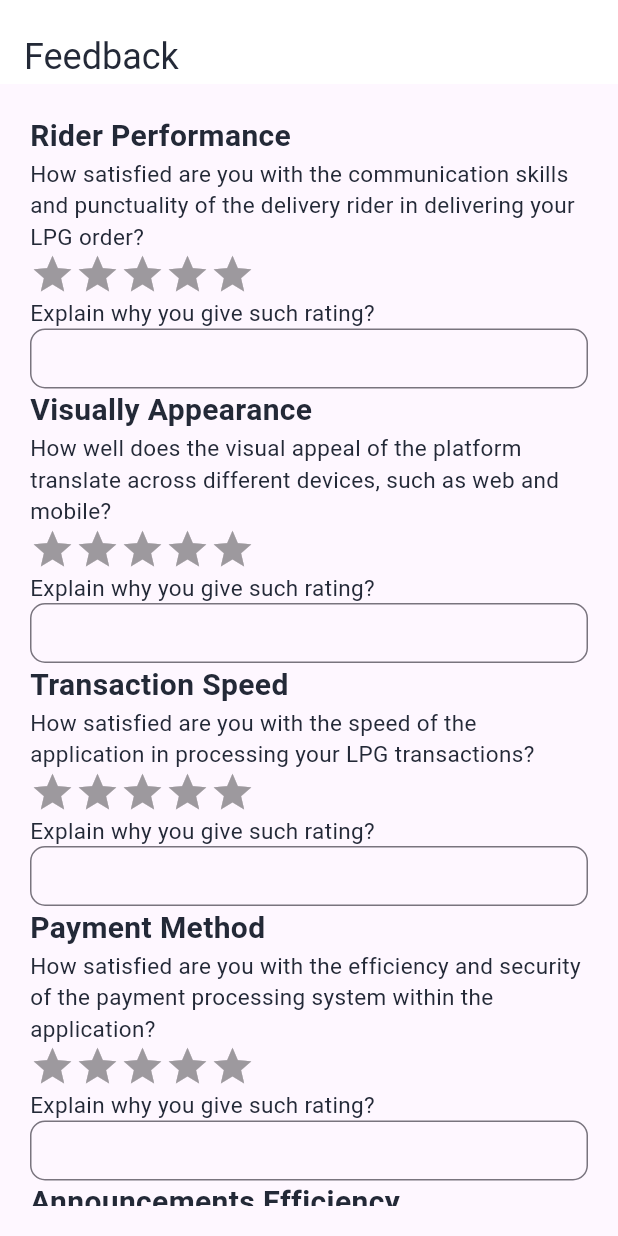
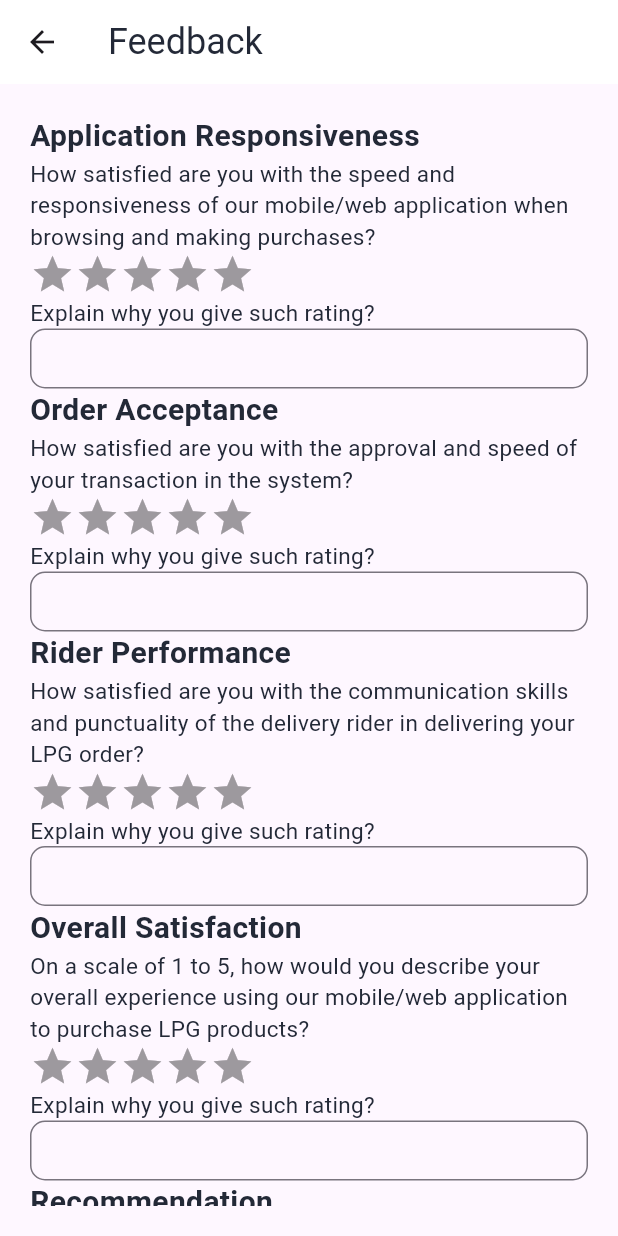
Before and after one commit to mrHeinrichh/J.E-Moral-Customer-Mobile-App, a Flutter app: the FeedbackPage screen opened directly with empty values, on a phone screen of 412 x 824 dp. Run offline on Flutter 3.47's test engine with Material 3 defaults, Android fonts, the phone set to English and light mode, and no system bars; drawn by our look-alikes of flutter_rating_bar; our stand-ins replace carousel_slider, dio, fl_chart, flutter_map, font_awesome_flutter, google_maps_flutter and 6 more; network calls fail.

Commit message:
feedbackQuestionsInsertion

```diff
--- a/lib/view/feedback.page.dart
+++ b/lib/view/feedback.page.dart
@@ -37,11 +37,11 @@ class _FeedbackPageState extends State<FeedbackPage> {
     print(transaction.id);
     return Scaffold(
       appBar: AppBar(
-        automaticallyImplyLeading: false,
+        automaticallyImplyLeading: true,
         elevation: 0,
         backgroundColor: Colors.white,
         title: const Padding(
-          padding: EdgeInsets.fromLTRB(0, 20, 0, 0),
+          padding: EdgeInsets.fromLTRB(0, 0, 0, 0),
           child: Text(
             'Feedback',
             style: TextStyle(color: Color(0xFF232937), fontSize: 24),
@@ -53,7 +53,7 @@ class _FeedbackPageState extends State<FeedbackPage> {
         child: ListView(
           children: [
             const Text(
-              'Rider Performance',
+              'Application Responsiveness',
               style: TextStyle(
                 color: Color(0xFF232937),
                 fontSize: 20,
@@ -61,7 +61,7 @@ class _FeedbackPageState extends State<FeedbackPage> {
               ),
             ),
             const Text(
-              'How satisfied are you with the communication skills and punctuality of the delivery rider in delivering your LPG order?',
+              'How satisfied are you with the speed and responsiveness of our mobile/web application when browsing and making purchases?',
               style: TextStyle(
                 color: Color(0xFF232937),
                 fontSize: 15,
@@ -97,7 +97,7 @@ class _FeedbackPageState extends State<FeedbackPage> {
               controller: userInterfaceController,
             ),
             const Text(
-              'Visually Appearance',
+              'Order Acceptance',
               style: TextStyle(
                 color: Color(0xFF232937),
                 fontSize: 20,
@@ -105,7 +105,7 @@ class _FeedbackPageState extends State<FeedbackPage> {
               ),
             ),
             const Text(
-              'How well does the visual appeal of the platform translate across different devices, such as web and mobile?',
+              'How satisfied are you with the approval and speed of your transaction in the system?',
               style: TextStyle(
                 color: Color(0xFF232937),
                 fontSize: 15,
@@ -141,7 +141,7 @@ class _FeedbackPageState extends State<FeedbackPage> {
               controller: easeofNavigationController,
             ),
             const Text(
-              'Transaction Speed',
+              'Rider Performance',
               style: TextStyle(
                 color: Color(0xFF232937),
                 fontSize: 20,
@@ -149,7 +149,7 @@ class _FeedbackPageState extends State<FeedbackPage> {
               ),
             ),
             const Text(
-              'How satisfied are you with the speed of the application in processing your LPG transactions?',
+              'How satisfied are you with the communication skills and punctuality of the delivery rider in delivering your LPG order?',
               style: TextStyle(
                 color: Color(0xFF232937),
                 fontSize: 15,
@@ -185,7 +185,7 @@ class _FeedbackPageState extends State<FeedbackPage> {
               controller: orderTimeController,
             ),
             const Text(
-              'Payment Method',
+              'Overall Satisfaction',
               style: TextStyle(
                 color: Color(0xFF232937),
                 fontSize: 20,
@@ -193,7 +193,7 @@ class _FeedbackPageState extends State<FeedbackPage> {
               ),
             ),
             const Text(
-              'How satisfied are you with the efficiency and security of the payment processing system within the application?',
+              'On a scale of 1 to 5, how would you describe your overall experience using our mobile/web application to purchase LPG products?',
               style: TextStyle(
                 color: Color(0xFF232937),
                 fontSize: 15,
@@ -229,7 +229,7 @@ class _FeedbackPageState extends State<FeedbackPage> {
               controller: riderandDeliveryserviceController,
             ),
             const Text(
-              'Announcements Efficiency',
+              'Recommendation',
               style: TextStyle(
                 color: Color(0xFF232937),
                 fontSize: 20,
@@ -237,7 +237,7 @@ class _FeedbackPageState extends State<FeedbackPage> {
               ),
             ),
             const Text(
-              'How valuable do you find the announcements section in keeping you informed -about the trends in the LPG Industry',
+              'Overall, how likely are you to recommend our mobile/web application to others based on your experience using it for LPG purchases?',
               style: TextStyle(
                 color: Color(0xFF232937),
                 fontSize: 15,
```
